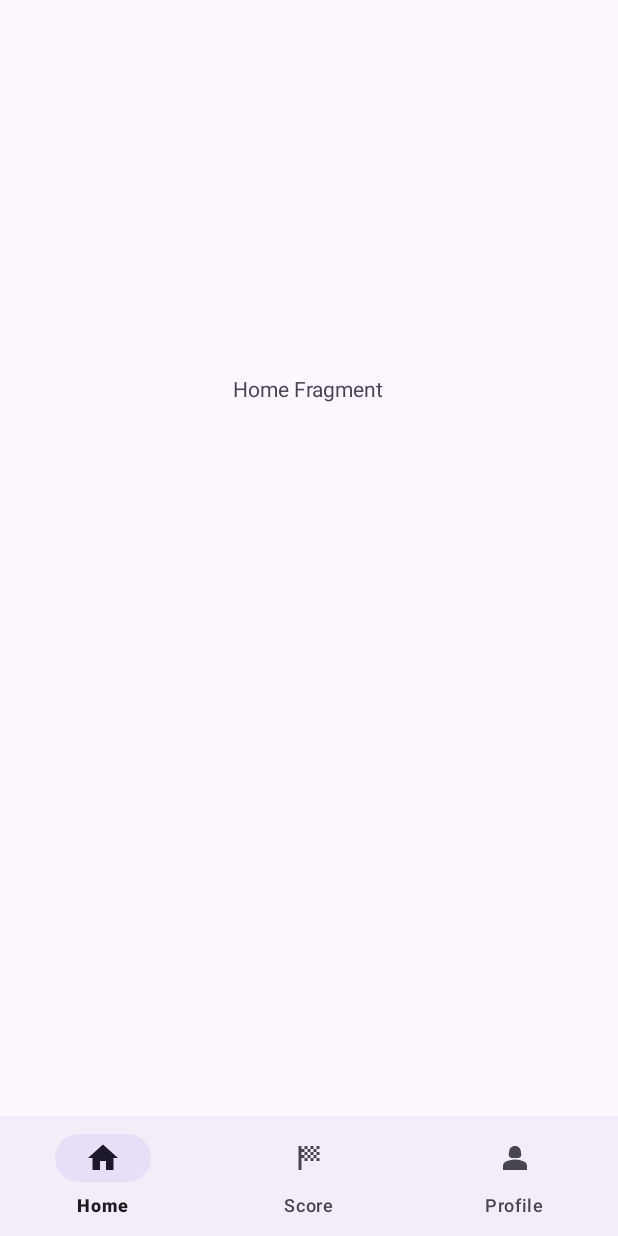
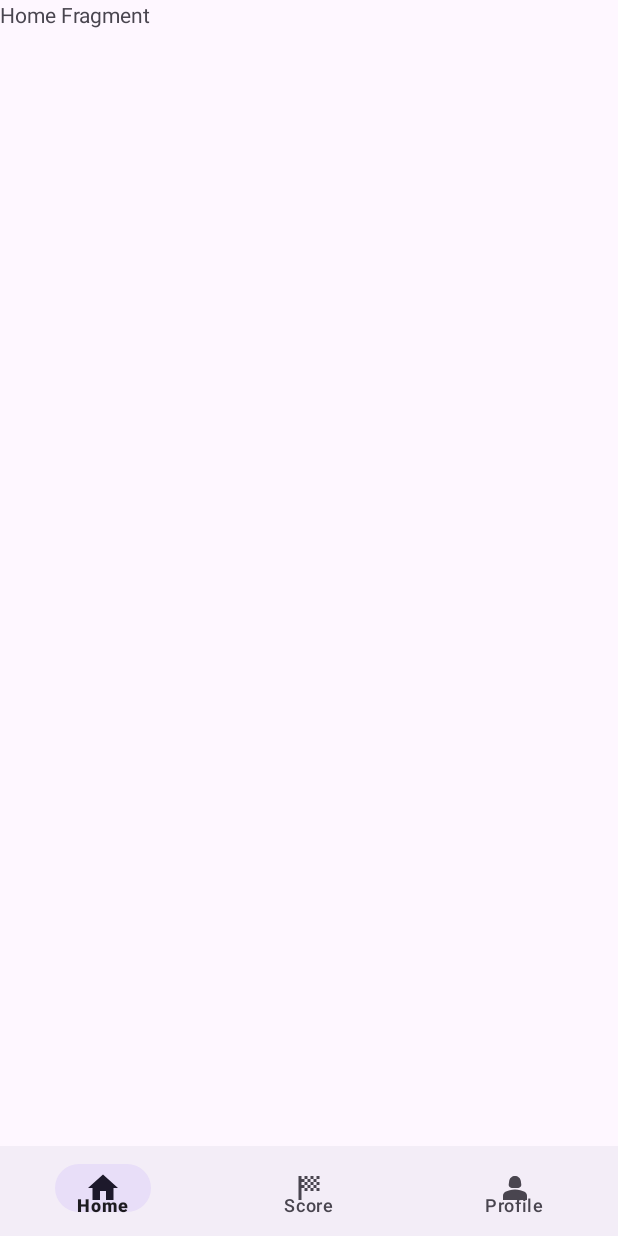
Before and after one commit to xeojune/Efinity-Android-School-Orientation-App-, an Android app: the MainActivity screen opened directly, with no data from a screen before it, on a phone screen of 412 x 824 dp. Run offline under Robolectric (Android 15) with nearby library versions, the phone set to English and light mode, and no system bars; our stand-ins replace navigation-ui; libraries missing offline, so code that uses them is left out: io.github.jan.supabase; 2 statements that could not run were skipped.

Commit message:
Used Jetpack Navigation Component for fragment instead.

```diff
--- a/app/build.gradle.kts
+++ b/app/build.gradle.kts
@@ -61,4 +61,9 @@ dependencies {
     implementation("com.github.romellfudi:FudiNFC:1.2.0")
     implementation("com.github.bumptech.glide:glide:4.16.0")
     implementation("io.getstream:avatarview-coil:1.0.7")
+    implementation("androidx.navigation:navigation-fragment-ktx:2.4.1")
+    implementation("androidx.navigation:navigation-ui-ktx:2.4.1")
+    implementation("androidx.navigation:navigation-dynamic-features-fragment:2.4.1")
+    androidTestImplementation("androidx.navigation:navigation-testing:2.4.1")
+    implementation("androidx.navigation:navigation-compose:2.4.1")
 }
--- a/app/src/main/java/com/example/e_finity/Home.kt
+++ /dev/null
@@ -1,63 +0,0 @@
-package com.example.e_finity
-
-import android.content.Context
-import android.content.Intent
-import android.os.Bundle
-import androidx.fragment.app.Fragment
-import android.view.LayoutInflater
-import android.view.View
-import android.view.ViewGroup
-import android.widget.TextView
-import com.example.e_finity.login.LogOrSignActivity
-
-// TODO: Rename parameter arguments, choose names that match
-// the fragment initialization parameters, e.g. ARG_ITEM_NUMBER
-private const val ARG_PARAM1 = "param1"
-private const val ARG_PARAM2 = "param2"
-
-/**
- * A simple [Fragment] subclass.
- * Use the [Home.newInstance] factory method to
- * create an instance of this fragment.
- */
-class Home : Fragment() {
-    // TODO: Rename and change types of parameters
-    private var param1: String? = null
-    private var param2: String? = null
-
-    override fun onCreate(savedInstanceState: Bundle?) {
-        super.onCreate(savedInstanceState)
-        arguments?.let {
-            param1 = it.getString(ARG_PARAM1)
-            param2 = it.getString(ARG_PARAM2)
-        }
-    }
-
-    override fun onCreateView(
-        inflater: LayoutInflater, container: ViewGroup?,
-        savedInstanceState: Bundle?
-    ): View? {
-        // Inflate the layout for this fragment
-        return inflater.inflate(R.layout.fragment_home, container, false)
-    }
-
-    companion object {
-        /**
-         * Use this factory method to create a new instance of
-         * this fragment using the provided parameters.
-         *
-         * @param param1 Parameter 1.
-         * @param param2 Parameter 2.
-         * @return A new instance of fragment Home.
-         */
-        // TODO: Rename and change types and number of parameters
-        @JvmStatic
-        fun newInstance(param1: String, param2: String) =
-            Home().apply {
-                arguments = Bundle().apply {
-                    putString(ARG_PARAM1, param1)
-                    putString(ARG_PARAM2, param2)
-                }
-            }
-    }
-}
--- a/app/src/main/java/com/example/e_finity/MainActivity.kt
+++ b/app/src/main/java/com/example/e_finity/MainActivity.kt
@@ -1,47 +1,21 @@
 package com.example.e_finity
 
-import android.annotation.SuppressLint
-import android.app.Activity
+
 import android.content.Context
 import android.content.Intent
-import android.graphics.Bitmap
-import android.graphics.BitmapFactory
-import android.graphics.drawable.BitmapDrawable
-import android.media.Image
-import android.net.Uri
-import android.os.Build
 import androidx.appcompat.app.AppCompatActivity
 import android.os.Bundle
-import android.provider.MediaStore
-import android.provider.OpenableColumns
-import android.util.Log
-import android.view.LayoutInflater
-import android.widget.Button
-import android.widget.ImageView
-import android.widget.TextView
-import android.widget.Toast
-import androidx.activity.result.ActivityResultLauncher
-import androidx.activity.result.contract.ActivityResultContracts
-import androidx.annotation.RequiresApi
-import androidx.appcompat.widget.AppCompatImageView
-import androidx.fragment.app.Fragment
-import androidx.lifecycle.lifecycleScope
-import com.bumptech.glide.Glide
-import com.bumptech.glide.Priority
-import com.bumptech.glide.load.engine.DiskCacheStrategy
+import androidx.navigation.fragment.NavHostFragment
+import androidx.navigation.ui.setupWithNavController
 import com.example.e_finity.databinding.ActivityMainBinding
 import com.example.e_finity.login.LogOrSignActivity
+import com.google.android.material.bottomnavigation.BottomNavigationItemView
+import com.google.android.material.bottomnavigation.BottomNavigationView
 import io.github.jan.supabase.SupabaseClient
 import io.github.jan.supabase.createSupabaseClient
 import io.github.jan.supabase.gotrue.GoTrue
 import io.github.jan.supabase.postgrest.Postgrest
 import io.github.jan.supabase.storage.Storage
-import io.github.jan.supabase.storage.storage
-import kotlinx.coroutines.launch
-import org.w3c.dom.Text
-import java.io.ByteArrayOutputStream
-import java.io.IOException
-import kotlin.time.Duration.Companion.seconds
 
 class MainActivity : AppCompatActivity() {
 
@@ -51,7 +25,6 @@ class MainActivity : AppCompatActivity() {
         super.onCreate(savedInstanceState)
         binding = ActivityMainBinding.inflate(layoutInflater)
         setContentView(binding.root)
-        replaceFragment(Home())
 
         val client = getclient()
 
@@ -62,21 +35,13 @@ class MainActivity : AppCompatActivity() {
             movePage()
         }
 
-        binding.bottomNavigationView.setOnItemSelectedListener {
+        val navHostFragment = supportFragmentManager.findFragmentById(R.id.nav_host_fragment) as NavHostFragment
+        val navController = navHostFragment.navController
+        val navView: BottomNavigationView = findViewById(R.id.bottomNavigation)
+        navView.setupWithNavController(navController)
 
-            when(it.itemId) {
-                R.id.home -> replaceFragment(Home())
-                R.id.score -> replaceFragment(Score())
-                R.id.profile -> replaceFragment(Profile())
 
-                else -> {
 
-                }
-
-            }
-
-            true
-        }
     }
 
 
@@ -99,16 +64,5 @@ class MainActivity : AppCompatActivity() {
     }
 
 
-    private fun replaceFragment(fragment: Fragment){
-
-        val fragmentManager = supportFragmentManager
-        val fragmentTransaction = fragmentManager.beginTransaction()
-        fragmentTransaction.replace(R.id.frame_layout, fragment)
-        fragmentTransaction.addToBackStack(null)
-        fragmentTransaction.commit()
-
-
-    }
-
 
 }
--- /dev/null
+++ b/app/src/main/java/com/example/e_finity/fragments/HomeFragment.kt
@@ -0,0 +1,29 @@
+package com.example.e_finity.fragments
+
+import android.os.Bundle
+import androidx.fragment.app.Fragment
+import android.view.LayoutInflater
+import android.view.View
+import android.view.ViewGroup
+import com.example.e_finity.MainActivity
+import com.example.e_finity.R
+
+class HomeFragment : Fragment() {
+
+    private var activity: MainActivity?= null
+
+    override fun onCreate(savedInstanceState: Bundle?) {
+        super.onCreate(savedInstanceState)
+        activity = activity
+    }
+
+    override fun onCreateView(inflater: LayoutInflater, container: ViewGroup?, savedInstanceState: Bundle?): View? {
+        val view = inflater.inflate(R.layout.fragment_home, container, false)
+        return view
+    }
+
+    override fun onViewCreated(view: View, savedInstanceState: Bundle?) {
+        super.onViewCreated(view, savedInstanceState)
+    }
+
+}
--- a/app/src/main/res/layout/activity_main.xml
+++ b/app/src/main/res/layout/activity_main.xml
@@ -6,26 +6,25 @@
     android:layout_height="match_parent"
     tools:context=".MainActivity">
 
-    <FrameLayout
-        android:id="@+id/frame_layout"
-        android:layout_width="0dp"
-        android:layout_height="0dp"
-        app:layout_constraintBottom_toTopOf="@+id/bottomNavigationView"
-        app:layout_constraintEnd_toEndOf="parent"
-        app:layout_constraintStart_toStartOf="parent"
-        app:layout_constraintTop_toTopOf="parent">
-
-    </FrameLayout>
+    <androidx.fragment.app.FragmentContainerView
+        android:id="@+id/nav_host_fragment"
+        android:name="androidx.navigation.fragment.NavHostFragment"
+        android:layout_width="match_parent"
+        android:layout_height="match_parent"
+        app:layout_constraintLeft_toLeftOf="parent"
+        app:layout_constraintRight_toRightOf="parent"
+        app:layout_constraintTop_toTopOf="parent"
+        app:layout_constraintBottom_toBottomOf="@id/bottomNavigation"
+        app:defaultNavHost="true"
+        android:layout_marginBottom="60dp"
+        app:navGraph="@navigation/my_nav"/>
 
     <com.google.android.material.bottomnavigation.BottomNavigationView
-        android:id="@+id/bottomNavigationView"
-        android:layout_width="0dp"
-        android:layout_height="wrap_content"
+        android:layout_height="60dp"
+        android:layout_width="match_parent"
+        android:id="@+id/bottomNavigation"
+        app:layout_constraintTop_toBottomOf="@id/nav_host_fragment"
         app:layout_constraintBottom_toBottomOf="parent"
-        app:layout_constraintEnd_toEndOf="parent"
-        app:layout_constraintStart_toStartOf="parent"
-        app:menu="@menu/bottom_nav">
+        app:menu="@menu/bottom_nav"/>
 
-
-    </com.google.android.material.bottomnavigation.BottomNavigationView>
 </androidx.constraintlayout.widget.ConstraintLayout>
--- a/app/src/main/res/layout/fragment_home.xml
+++ b/app/src/main/res/layout/fragment_home.xml
@@ -3,18 +3,12 @@
     xmlns:tools="http://schemas.android.com/tools"
     android:layout_width="match_parent"
     android:layout_height="match_parent"
-    tools:context=".Home">
+    tools:context=".fragments.HomeFragment">
 
     <!-- TODO: Update blank fragment layout -->
     <TextView
-        android:id="@+id/homeTextView"
-        android:layout_width="wrap_content"
-        android:layout_height="103dp"
-        android:layout_alignParentStart="true"
-        android:layout_alignParentTop="true"
-        android:layout_centerHorizontal="true"
-        android:layout_marginStart="155dp"
-        android:layout_marginTop="249dp"
+        android:layout_width="match_parent"
+        android:layout_height="match_parent"
         android:text="Home Fragment" />
 
 </RelativeLayout>
--- a/app/src/main/res/layout/fragment_score.xml
+++ b/app/src/main/res/layout/fragment_score.xml
@@ -3,7 +3,7 @@
     xmlns:tools="http://schemas.android.com/tools"
     android:layout_width="match_parent"
     android:layout_height="match_parent"
-    tools:context=".Score">
+    tools:context=".fragments.ScoreFragment">
 
     <!-- TODO: Update blank fragment layout -->
     <TextView
--- a/app/src/main/res/menu/bottom_nav.xml
+++ b/app/src/main/res/menu/bottom_nav.xml
@@ -2,21 +2,15 @@
 <menu xmlns:android="http://schemas.android.com/apk/res/android">
 
     <item
-        android:layout_width="wrap_content"
-        android:layout_height="wrap_content"
         android:title="Home"
-        android:id="@+id/home"
+        android:id="@+id/homeFragment"
         android:icon="@drawable/baseline_home_24"/>
     <item
-        android:layout_width="wrap_content"
-        android:layout_height="wrap_content"
         android:title="Score"
-        android:id="@+id/score"
+        android:id="@+id/scoreFragment"
         android:icon="@drawable/baseline_sports_score_24"/>
     <item
-        android:layout_width="wrap_content"
-        android:layout_height="wrap_content"
         android:title="Profile"
-        android:id="@+id/profile"
+        android:id="@+id/profileFragment"
         android:icon="@drawable/baseline_person_2_24"/>
 </menu>
--- /dev/null
+++ b/app/src/main/res/navigation/my_nav.xml
@@ -0,0 +1,23 @@
+<?xml version="1.0" encoding="utf-8"?>
+<navigation xmlns:android="http://schemas.android.com/apk/res/android"
+    xmlns:app="http://schemas.android.com/apk/res-auto"
+    xmlns:tools="http://schemas.android.com/tools"
+    android:id="@+id/my_nav"
+    app:startDestination="@id/homeFragment">
+
+    <fragment
+        android:id="@+id/homeFragment"
+        android:name="com.example.e_finity.fragments.HomeFragment"
+        android:label="fragment_home"
+        tools:layout="@layout/fragment_home" />
+    <fragment
+        android:id="@+id/scoreFragment"
+        android:name="com.example.e_finity.fragments.ScoreFragment"
+        android:label="fragment_score"
+        tools:layout="@layout/fragment_score" />
+    <fragment
+        android:id="@+id/profileFragment"
+        android:name="com.example.e_finity.fragments.ProfileFragment"
+        android:label="fragment_profile"
+        tools:layout="@layout/fragment_profile" />
+</navigation>
```
Also changed, not shown: app/src/main/java/com/example/e_finity/Score.kt (deleted, +0 -59 lines), app/src/main/java/com/example/e_finity/fragments/ProfileFragment.kt (renamed from app/src/main/java/com/example/e_finity/Profile.kt, +14 -57 lines), app/src/main/java/com/example/e_finity/fragments/ScoreFragment.kt (added, +29 -0 lines), app/src/main/res/layout/fragment_profile.xml (+7 -11 lines).
